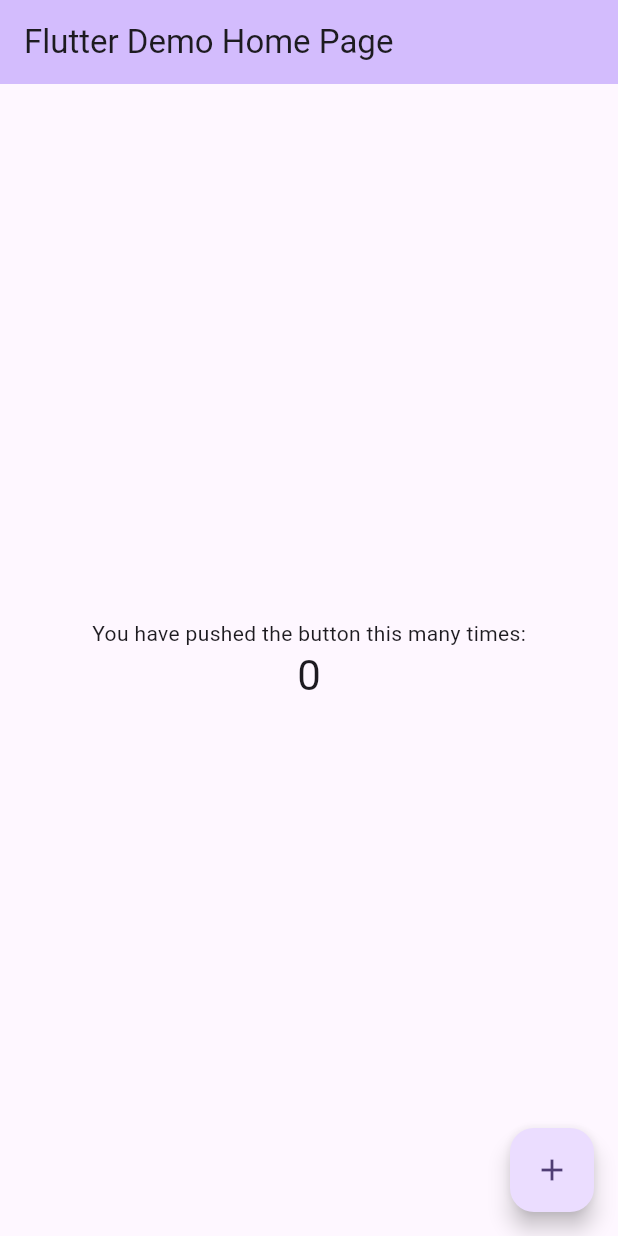
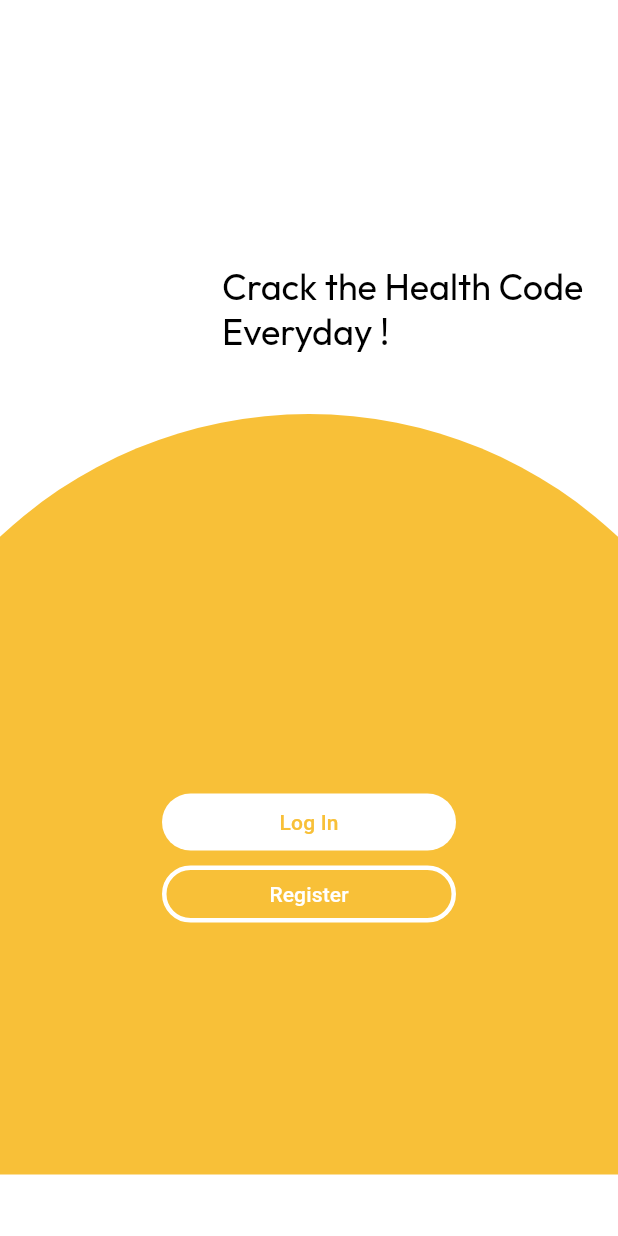
Before and after one commit to friskaam/Yolk-A-Day, a Flutter app: the screen it shows after launch, on a phone screen of 412 x 824 dp. Run offline on Flutter 3.47's test engine with Material 3 defaults, Android fonts, the phone set to English and light mode, and no system bars.

Commit message:
add welcome screen

```diff
--- a/lib/app.dart
+++ /dev/null
@@ -1,120 +0,0 @@
-import 'package:flutter/material.dart';
-
-class App extends StatelessWidget {
-  const App({super.key});
-
-  @override
-  Widget build(BuildContext context) {
-    return MaterialApp(
-      title: 'Flutter Demo',
-      theme: ThemeData(
-        // This is the theme of your application.
-        //
-        // TRY THIS: Try running your application with "flutter run". You'll see
-        // the application has a blue toolbar. Then, without quitting the app,
-        // try changing the seedColor in the colorScheme below to Colors.green
-        // and then invoke "hot reload" (save your changes or press the "hot
-        // reload" button in a Flutter-supported IDE, or press "r" if you used
-        // the command line to start the app).
-        //
-        // Notice that the counter didn't reset back to zero; the application
-        // state is not lost during the reload. To reset the state, use hot
-        // restart instead.
-        //
-        // This works for code too, not just values: Most code changes can be
-        // tested with just a hot reload.
-        colorScheme: ColorScheme.fromSeed(seedColor: Colors.deepPurple),
-        useMaterial3: true,
-      ),
-      home: const MyHomePage(title: 'Flutter Demo Home Page'),
-    );
-  }
-}
-
-class MyHomePage extends StatefulWidget {
-  const MyHomePage({super.key, required this.title});
-
-  // This widget is the home page of your application. It is stateful, meaning
-  // that it has a State object (defined below) that contains fields that affect
-  // how it looks.
-
-  // This class is the configuration for the state. It holds the values (in this
-  // case the title) provided by the parent (in this case the App widget) and
-  // used by the build method of the State. Fields in a Widget subclass are
-  // always marked "final".
-
-  final String title;
-
-  @override
-  State<MyHomePage> createState() => _MyHomePageState();
-}
-
-class _MyHomePageState extends State<MyHomePage> {
-  int _counter = 0;
-
-  void _incrementCounter() {
-    setState(() {
-      // This call to setState tells the Flutter framework that something has
-      // changed in this State, which causes it to rerun the build method below
-      // so that the display can reflect the updated values. If we changed
-      // _counter without calling setState(), then the build method would not be
-      // called again, and so nothing would appear to happen.
-      _counter++;
-    });
-  }
-
-  @override
-  Widget build(BuildContext context) {
-    // This method is rerun every time setState is called, for instance as done
-    // by the _incrementCounter method above.
-    //
-    // The Flutter framework has been optimized to make rerunning build methods
-    // fast, so that you can just rebuild anything that needs updating rather
-    // than having to individually change instances of widgets.
-    return Scaffold(
-      appBar: AppBar(
-        // TRY THIS: Try changing the color here to a specific color (to
-        // Colors.amber, perhaps?) and trigger a hot reload to see the AppBar
-        // change color while the other colors stay the same.
-        backgroundColor: Theme.of(context).colorScheme.inversePrimary,
-        // Here we take the value from the MyHomePage object that was created by
-        // the App.build method, and use it to set our appbar title.
-        title: Text(widget.title),
-      ),
-      body: Center(
-        // Center is a layout widget. It takes a single child and positions it
-        // in the middle of the parent.
-        child: Column(
-          // Column is also a layout widget. It takes a list of children and
-          // arranges them vertically. By default, it sizes itself to fit its
-          // children horizontally, and tries to be as tall as its parent.
-          //
-          // Column has various properties to control how it sizes itself and
-          // how it positions its children. Here we use mainAxisAlignment to
-          // center the children vertically; the main axis here is the vertical
-          // axis because Columns are vertical (the cross axis would be
-          // horizontal).
-          //
-          // TRY THIS: Invoke "debug painting" (choose the "Toggle Debug Paint"
-          // action in the IDE, or press "p" in the console), to see the
-          // wireframe for each widget.
-          mainAxisAlignment: MainAxisAlignment.center,
-          children: <Widget>[
-            const Text(
-              'You have pushed the button this many times:',
-            ),
-            Text(
-              '$_counter',
-              style: Theme.of(context).textTheme.headlineMedium,
-            ),
-          ],
-        ),
-      ),
-      floatingActionButton: FloatingActionButton(
-        onPressed: _incrementCounter,
-        tooltip: 'Increment',
-        child: const Icon(Icons.add),
-      ), // This trailing comma makes auto-formatting nicer for build methods.
-    );
-  }
-}
--- a/lib/main.dart
+++ b/lib/main.dart
@@ -1,22 +1,42 @@
 import 'package:flutter/material.dart';
+import 'package:yolk_a_day/screen/login.dart';
+import 'package:yolk_a_day/screen/register.dart';
+import 'package:yolk_a_day/screen/welcome.dart';
 
-import 'app.dart';
+// Future<void> main() async{
+//   // TODO: widgets binding
+//   // final WidgetsBinding widgetsBinding = WidgetsFlutterBinding.ensureInitialized();
 
-Future<void> main() async {
+//   // TODO: add GetX local storage
+//   // await GetStorage.init();
 
-  // TODO: widgets binding
-  // final WidgetsBinding widgetsBinding = WidgetsFlutterBinding.ensureInitialized();
+//   //TODO: await native splash
+//   // FlutterNativeSplash.preserve(widgetsBinding: widgetsBinding);
 
-  // TODO: add GetX local storage
-  // await GetStorage.init();
+//   // TODO: initialize firebase & authentication
+//   // await Firebase.initializeApp(options: DefaultFirebaseOptions.currentPlatform)
+//   //     .then((FirebaseApp value) => Get.put(AuthenticationRepository())
+//   // );
 
-  //TODO: await native splash
-  // FlutterNativeSplash.preserve(widgetsBinding: widgetsBinding);
+//   runApp(MaterialApp(
+//     title: 'Yolk A Day',
+//     initialRoute: '/',
+//     routes: {
+//       '/': (context) => const Welcome(),
+//       '/register': (context) => const Register()
+//     },
+//   ));
+// }
 
-  // TODO: initialize firebase & authentication
-  // await Firebase.initializeApp(options: DefaultFirebaseOptions.currentPlatform)
-  //     .then((FirebaseApp value) => Get.put(AuthenticationRepository())
-  // );
-
-  runApp(const App());
+void main() {
+  // TODO: make run app works on async main function
+  runApp(MaterialApp(
+    title: 'Yolk A Day',
+    initialRoute: '/',
+    routes: {
+      '/': (context) => const Welcome(),
+      '/register': (context) => const Register(),
+      '/login': (context) => const Login()
+    },
+  ));
 }
--- /dev/null
+++ b/lib/screen/login.dart
@@ -0,0 +1,12 @@
+import 'package:flutter/material.dart';
+
+class Login extends StatelessWidget {
+  const Login({super.key});
+
+  @override
+  Widget build(BuildContext context) {
+    return Container(
+      child: Center(child: Text('Login Page')),
+    );
+  }
+}
--- /dev/null
+++ b/lib/screen/register.dart
@@ -0,0 +1,30 @@
+import 'package:flutter/material.dart';
+
+class Register extends StatefulWidget {
+  const Register({super.key});
+
+  @override
+  State<Register> createState() => _RegisterState();
+}
+
+class _RegisterState extends State<Register> {
+  final _formKey = GlobalKey<FormState>();
+
+  @override
+  Widget build(BuildContext context) {
+    return Form(
+      key: _formKey,
+      child: Column(children: [
+        TextFormField(
+          validator: (value) {
+            if (value == null || value.isEmpty) {
+              return 'Please input username';
+            }
+
+            return null;
+          },
+        ),
+      ]),
+    );
+  }
+}
--- /dev/null
+++ b/lib/screen/welcome.dart
@@ -0,0 +1,89 @@
+import 'package:flutter/material.dart';
+
+class Welcome extends StatelessWidget {
+  const Welcome({super.key});
+
+  @override
+  Widget build(BuildContext context) {
+    return Container(
+        padding: const EdgeInsets.only(right: 20, left: 20),
+        decoration: const BoxDecoration(color: Colors.white),
+        child: Column(
+          children: [
+            Container(
+                width: double.infinity,
+                height: 276,
+                padding: EdgeInsets.only(bottom: 40),
+                child: Align(
+                    alignment: Alignment.bottomRight,
+                    child: SizedBox(
+                      width: 244,
+                      child: Text(
+                        'Crack the Health Code Everyday !',
+                        softWrap: true,
+                        style: TextStyle(
+                            color: Colors.black,
+                            fontWeight: FontWeight.normal,
+                            fontSize: 24.0,
+                            fontFamily: 'Outfit',
+                            decoration: TextDecoration.none),
+                      ),
+                    ))),
+            SizedBox(
+              width: double.infinity,
+              height: 507,
+              child: Stack(
+                alignment: AlignmentDirectional.bottomCenter,
+                children: [
+                  OverflowBox(
+                    maxWidth: 600,
+                    maxHeight: 507,
+                    child: Container(
+                      width: double.infinity,
+                      height: double.infinity,
+                      decoration: BoxDecoration(
+                          borderRadius: BorderRadius.only(
+                              topLeft: Radius.circular(300),
+                              topRight: Radius.circular(300)),
+                          color: Color.fromARGB(255, 248, 192, 56)),
+                    ),
+                  ),
+                  Positioned(
+                      bottom: 160,
+                      child: SizedBox(
+                        width: 196,
+                        height: 99,
+                        child: Column(
+                          children: [
+                            TextButton(
+                              style: TextButton.styleFrom(
+                                  minimumSize: Size(double.infinity, 38),
+                                  foregroundColor:
+                                      Color.fromARGB(255, 248, 192, 56),
+                                  backgroundColor: Colors.white),
+                              onPressed: () {
+                                Navigator.pushNamed(context, '/login');
+                              },
+                              child: Text('Log In'),
+                            ),
+                            OutlinedButton(
+                              style: OutlinedButton.styleFrom(
+                                  minimumSize: Size(double.infinity, 38),
+                                  side:
+                                      BorderSide(color: Colors.white, width: 3),
+                                  foregroundColor: Colors.white),
+                              onPressed: () {
+                                Navigator.pushNamed(context, '/register');
+                              },
+                              child: Text('Register'),
+                            )
+                          ],
+                        ),
+                      ))
+                ],
+              ),
+            )
+          ],
+        ));
+  }
+}
```
Also changed, not shown: pubspec.yaml (+7 -15 lines), fonts/Outfit-Regular.ttf (added), pubspec.lock.
